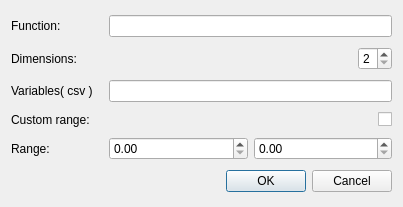
The window that ui/newcontinousfunction.ui (btaczala/thesis-app) describes before a commit, drawn with Qt 5.
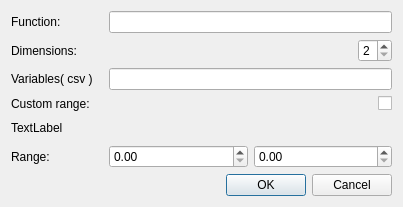
The same window after the commit.

```diff
--- a/ui/newcontinousfunction.ui
+++ b/ui/newcontinousfunction.ui
@@ -38,7 +38,7 @@
      </property>
     </widget>
    </item>
-   <item row="5" column="0" colspan="3">
+   <item row="6" column="0" colspan="3">
     <widget class="QDialogButtonBox" name="buttonBox">
      <property name="orientation">
       <enum>Qt::Horizontal</enum>
@@ -99,14 +99,14 @@
      </property>
     </widget>
    </item>
-   <item row="4" column="0">
+   <item row="5" column="0">
     <widget class="QLabel" name="label_4">
      <property name="text">
       <string>Range:</string>
      </property>
     </widget>
    </item>
-   <item row="4" column="2">
+   <item row="5" column="2">
     <layout class="QHBoxLayout" name="horizontalLayout_2">
      <item>
       <widget class="QDoubleSpinBox" name="RangeXSpinBox"/>
@@ -116,6 +116,16 @@
      </item>
     </layout>
    </item>
+   <item row="4" column="0">
+    <widget class="QLabel" name="label_5">
+     <property name="text">
+      <string>TextLabel</string>
+     </property>
+    </widget>
+   </item>
+   <item row="4" column="2">
+    <layout class="QGridLayout" name="colorPickerWidget"/>
+   </item>
   </layout>
  </widget>
  <resources/>
```
